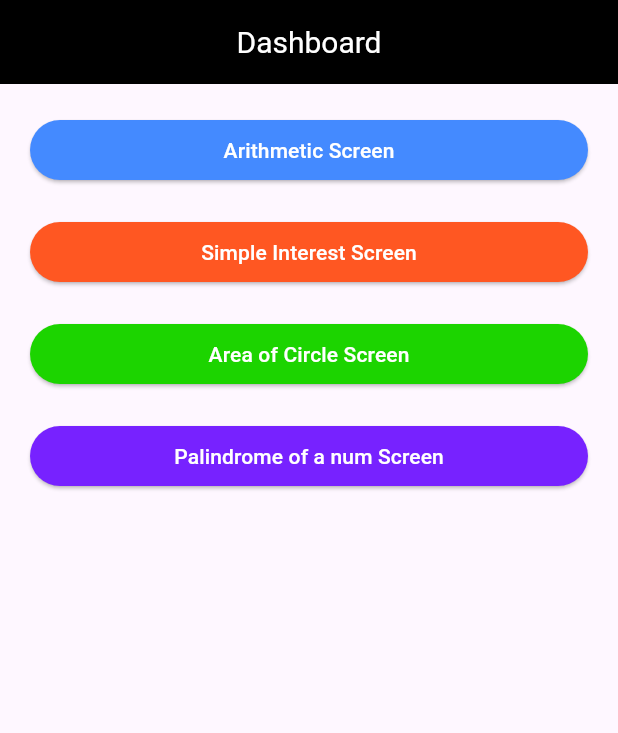
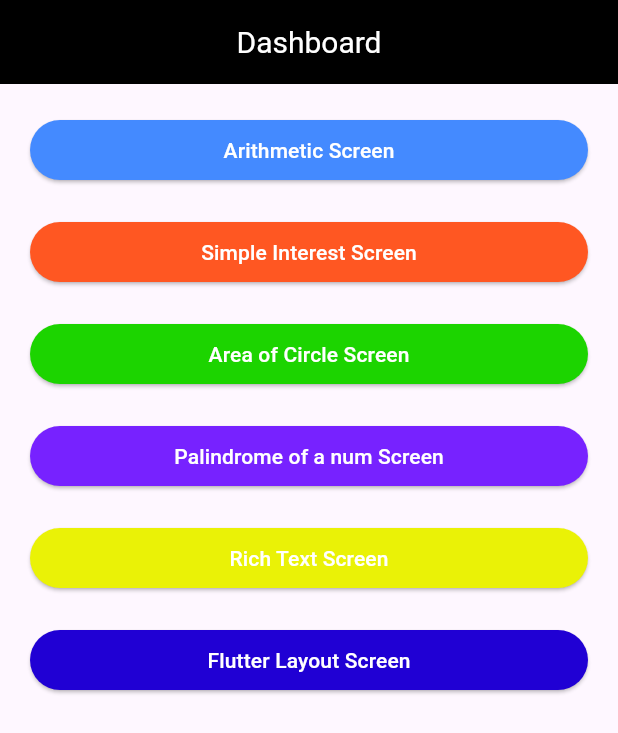
Before and after one commit to 005ishan/dart_assigment_2, a Flutter app: the screen it shows after launch, on a phone screen of 412 x 824 dp. Shown: the top 733 px of the screen. Run offline on Flutter 3.47's test engine with Material 3 defaults, Android fonts, the phone set to English and light mode, and no system bars.

Commit message:
rich text and flutter layout

```diff
--- a/lib/screens/dashboard_screen.dart
+++ b/lib/screens/dashboard_screen.dart
@@ -1,8 +1,10 @@
-import 'package:flutter/material.dart';
+import 'package:flutter/material.dart' hide RichText;
 import 'package:flutter_assignment_2/screens/area_of_circle.dart';
 import 'package:flutter_assignment_2/screens/arithmetic_screen.dart';
+import 'package:flutter_assignment_2/screens/flutter_layout_screen.dart';
 import 'package:flutter_assignment_2/screens/palindrome.dart';
 import 'package:flutter_assignment_2/screens/simple_Interest_screen.dart';
+import 'package:flutter_assignment_2/screens/rich_text_screen.dart';
 
 class DashboardScreen extends StatelessWidget {
   const DashboardScreen({super.key});
@@ -73,6 +75,34 @@ class DashboardScreen extends StatelessWidget {
                   ),
                 );
           }, child: Text("Palindrome of a num Screen", style: TextStyle(color: Colors.white),))),
+          SizedBox(height: 20,),
+          SizedBox(
+            width: double.infinity,
+            child: ElevatedButton(
+              style: ElevatedButton.styleFrom(
+                backgroundColor: const Color.fromARGB(255, 234, 242, 6),
+              ),onPressed: () {
+                Navigator.push(
+                  context,
+                  MaterialPageRoute<void>(
+                    builder: (context) => const RichTextScreen(),
+                  ),
+                );
+          }, child: Text("Rich Text Screen", style: TextStyle(color: Colors.white),))),
+          SizedBox(height: 20,),
+          SizedBox(
+            width: double.infinity,
+            child: ElevatedButton(
+              style: ElevatedButton.styleFrom(
+                backgroundColor: const Color.fromARGB(255, 32, 0, 212),
+              ),onPressed: () {
+                Navigator.push(
+                  context,
+                  MaterialPageRoute<void>(
+                    builder: (context) => const FlutterLayoutScreen(),
+                  ),
+                );
+          }, child: Text("Flutter Layout Screen", style: TextStyle(color: Colors.white),))),
         ],
       ),),
     );
--- a/lib/screens/palindrome.dart
+++ b/lib/screens/palindrome.dart
@@ -15,7 +15,7 @@ class _PalindromeScreenState extends State<PalindromeScreen> {
     int original = n;
     int rev = 0;
 
-    while (n > 01) {
+    while (n > 0) {
       rev = rev * 10 + n % 10;
       n ~/= 10;
     }
```
Also changed, not shown: lib/screens/area_of_circle.dart (+9 -1 lines), lib/screens/flutter_layout_screen.dart (added, +49 -0 lines), lib/screens/rich_text_screen.dart (added, +33 -0 lines).
